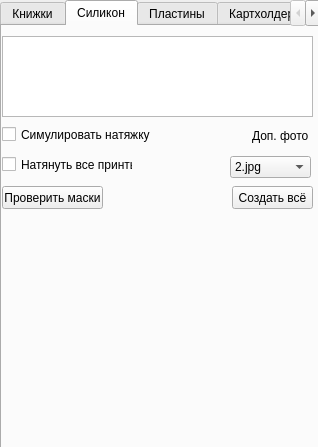
Before: the Qt Designer form WB/MakePrint/ui/MakeBookPrintUi.ui in gora5624/Python, drawn with Qt 5.
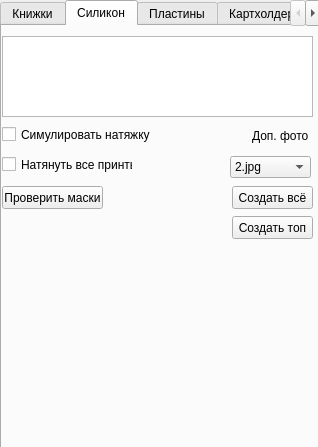
After: the same form once the commit is applied. The open tabs and pages were chosen to show the change.

What changed in the file:
```diff
--- a/WB/MakePrint/ui/MakeBookPrintUi.ui
+++ b/WB/MakePrint/ui/MakeBookPrintUi.ui
@@ -296,6 +296,19 @@
       <string>Симулировать натяжку</string>
      </property>
     </widget>
+    <widget class="QPushButton" name="CreateSiliconImageTop">
+     <property name="geometry">
+      <rect>
+       <x>230</x>
+       <y>190</y>
+       <width>81</width>
+       <height>23</height>
+      </rect>
+     </property>
+     <property name="text">
+      <string>Создать топ</string>
+     </property>
+    </widget>
    </widget>
    <widget class="QWidget" name="plastins">
     <attribute name="title">
```
Left out of the diff: 2 changed lines with no effect on the pictures.
